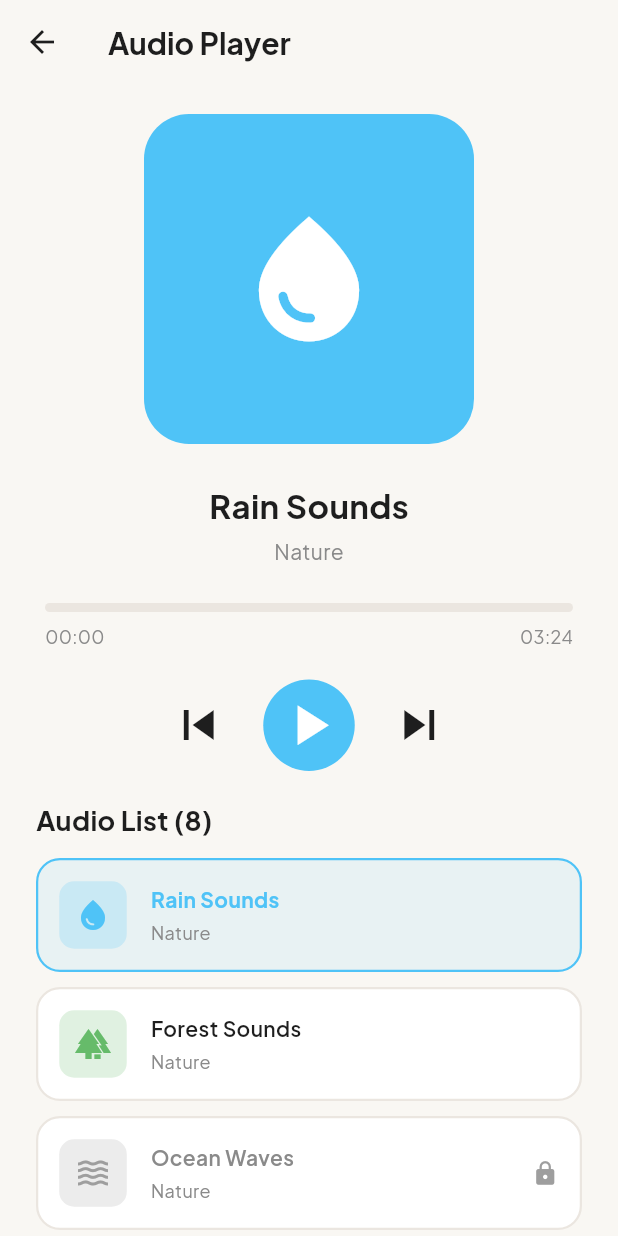
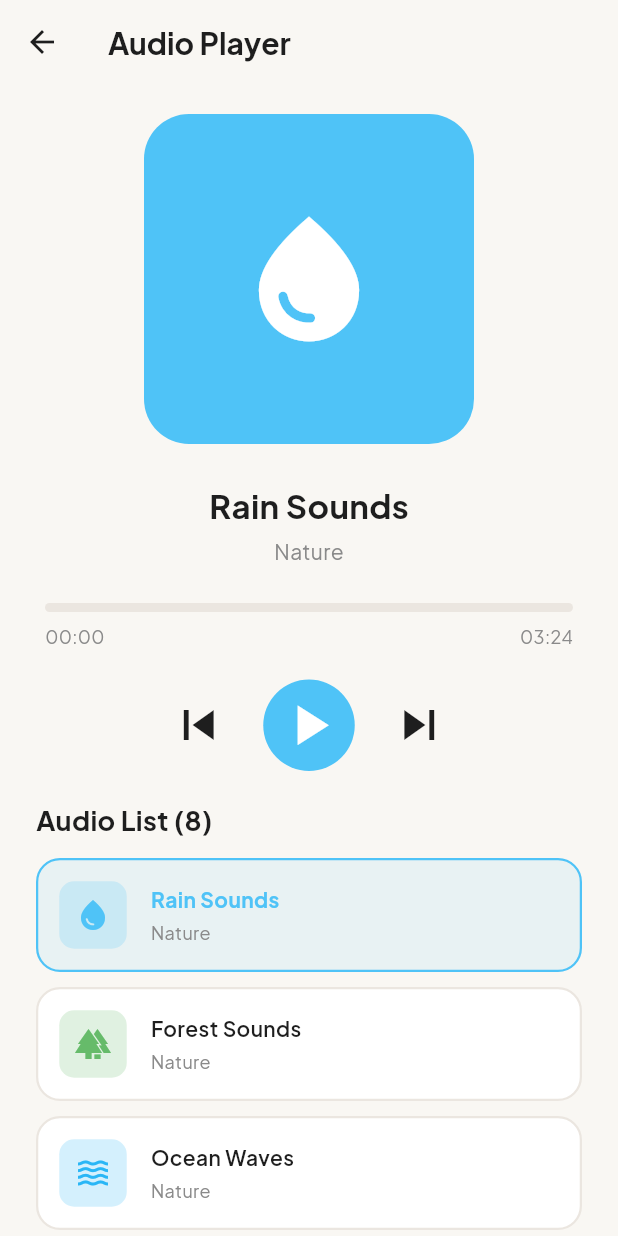
Before and after one commit to Rrahmania/Fokusin-APP, a Flutter app: the MusicPlayerScreen screen opened directly with sample values from the repository, after a tap on the "skip previous" icon, after a tap on "Rain Sounds", on a phone screen of 412 x 824 dp. Run offline on Flutter 3.47's test engine with Material 3 defaults, Android fonts, the phone set to English and light mode, and no system bars; our stand-ins replace audioplayers, google_fonts, google_generative_ai, shared_preferences; accounts and stored records are empty.

Commit message:
gang,profil,musik

```diff
--- a/lib/models/music_model.dart
+++ b/lib/models/music_model.dart
@@ -7,8 +7,8 @@ class MusicTrack {
   final int durationSeconds;
   final IconData icon;
   final Color color;
-  final int requiredXp;
-  final String filePath; // FITUR BARU: Path untuk memutar MP3
+  final int price; // 0 = Gratis
+  final String filePath;
 
   MusicTrack({
     required this.title,
@@ -18,17 +18,20 @@ class MusicTrack {
     required this.icon,
     required this.color,
     required this.filePath,
-    this.requiredXp = 0,
+    this.price = 0, // Default gratis
   });
 }
 
 final List<MusicTrack> defaultPlaylist = [
-  MusicTrack(title: 'Rain Sounds', artist: 'Nature', duration: '3:24', durationSeconds: 204, icon: Icons.water_drop, color: const Color(0xFF4FC3F7), filePath: 'music/Rain.mp3'),
-  MusicTrack(title: 'Forest Sounds', artist: 'Nature', duration: '2:57', durationSeconds: 177, icon: Icons.forest, color: const Color(0xFF66BB6A), filePath: 'music/forest.mp3'),
-  MusicTrack(title: 'Ocean Waves', artist: 'Nature', duration: '2:11', durationSeconds: 131, icon: Icons.waves, color: const Color(0xFF29B6F6), filePath: 'music/ocean.mp3', requiredXp: 200),
-  MusicTrack(title: 'Piano Relax', artist: 'Instrumental', duration: '2:02', durationSeconds: 122, icon: Icons.piano, color: const Color(0xFFBA68C8), filePath: 'music/piano.mp3', requiredXp: 200),
-  MusicTrack(title: 'Lo-Fi Beats', artist: 'Chill Vibes', duration: '2:24', durationSeconds: 144, icon: Icons.headphones, color: const Color(0xFFFFB74D), filePath: 'music/lo-fi_beats.mp3', requiredXp: 200),
-  MusicTrack(title: 'Coffee Shop', artist: 'Ambience', duration: '2:44', durationSeconds: 164, icon: Icons.local_cafe, color: const Color(0xFFA1887F), filePath: 'music/coffe.mp3', requiredXp: 200),
-  MusicTrack(title: 'Fireplace', artist: 'Ambience', duration: '4:55', durationSeconds: 295, icon: Icons.local_fire_department, color: const Color(0xFFFF7043), filePath: 'music/fireplace.mp3', requiredXp: 200),
-  MusicTrack(title: 'White Noise', artist: 'Focus', duration: '2:54', durationSeconds: 174, icon: Icons.graphic_eq, color: const Color(0xFF90A4AE), filePath: 'music/white_noise.mp3', requiredXp: 200),
+  // 4 MUSIK GRATIS
+  MusicTrack(title: 'Rain Sounds', artist: 'Nature', duration: '3:24', durationSeconds: 204, icon: Icons.water_drop, color: const Color(0xFF4FC3F7), filePath: 'music/Rain.mp3', price: 0),
+  MusicTrack(title: 'Forest Sounds', artist: 'Nature', duration: '2:57', durationSeconds: 177, icon: Icons.forest, color: const Color(0xFF66BB6A), filePath: 'music/forest.mp3', price: 0),
+  MusicTrack(title: 'Ocean Waves', artist: 'Nature', duration: '2:11', durationSeconds: 131, icon: Icons.waves, color: const Color(0xFF29B6F6), filePath: 'music/ocean.mp3', price: 0),
+  MusicTrack(title: 'Piano Relax', artist: 'Instrumental', duration: '2:02', durationSeconds: 122, icon: Icons.piano, color: const Color(0xFFBA68C8), filePath: 'music/piano.mp3', price: 0),
+
+  // 4 MUSIK PREMIUM (30 XP)
+  MusicTrack(title: 'Lo-Fi Beats', artist: 'Chill Vibes', duration: '2:24', durationSeconds: 144, icon: Icons.headphones, color: const Color(0xFFFFB74D), filePath: 'music/lo-fi_beats.mp3', price: 30),
+  MusicTrack(title: 'Coffee Shop', artist: 'Ambience', duration: '2:44', durationSeconds: 164, icon: Icons.local_cafe, color: const Color(0xFFA1887F), filePath: 'music/coffe.mp3', price: 30),
+  MusicTrack(title: 'Fireplace', artist: 'Ambience', duration: '4:55', durationSeconds: 295, icon: Icons.local_fire_department, color: const Color(0xFFFF7043), filePath: 'music/fireplace.mp3', price: 30),
+  MusicTrack(title: 'White Noise', artist: 'Focus', duration: '2:54', durationSeconds: 174, icon: Icons.graphic_eq, color: const Color(0xFF90A4AE), filePath: 'music/white_noise.mp3', price: 30),
 ];
--- a/lib/screens/music_player_screen.dart
+++ b/lib/screens/music_player_screen.dart
@@ -10,7 +10,6 @@ class MusicPlayerScreen extends StatelessWidget {
 
   @override
   Widget build(BuildContext context) {
-    // Jika pertama kali dibuka dengan lagu tertentu, pilih lagu tersebut
     if (initialTrack != null && MusicService.instance.current.title != initialTrack!.title) {
       final idx = MusicService.instance.playlist.indexWhere((t) => t.title == initialTrack!.title);
       if (idx >= 0) {
@@ -18,13 +17,14 @@ class MusicPlayerScreen extends StatelessWidget {
       }
     }
 
-    // ListenableBuilder memastikan UI terupdate saat musik berubah state
     return ListenableBuilder(
         listenable: MusicService.instance,
         builder: (context, _) {
           final service = MusicService.instance;
           final current = service.current;
-          final isLocked = service.userXp < current.requiredXp;
+
+          // CEK APAKAH TERKUNCI
+          final isLocked = current.price > 0 && !service.isTrackOwned(current.title);
 
           final totalSecs = service.totalDuration.inSeconds > 0
               ? service.totalDuration.inSeconds
@@ -59,7 +59,7 @@ class MusicPlayerScreen extends StatelessWidget {
                             children: [
                               const Icon(Icons.lock, color: Colors.white, size: 50),
                               const SizedBox(height: 8),
-                              Text('Butuh ${current.requiredXp} XP', style: const TextStyle(color: Colors.white, fontWeight: FontWeight.bold)),
+                              Text('Butuh ${current.price} XP', style: const TextStyle(color: Colors.white, fontWeight: FontWeight.bold)),
                             ],
                           ),
                         ),
@@ -98,19 +98,48 @@ class MusicPlayerScreen extends StatelessWidget {
                     ),
                   ),
                   const SizedBox(height: 20),
+
+                  // TOMBOL PLAY / BELI
                   Row(
                     mainAxisAlignment: MainAxisAlignment.center,
                     children: [
                       IconButton(iconSize: 40, onPressed: service.prev, icon: Icon(Icons.skip_previous, color: AppTheme.txt)),
                       const SizedBox(width: 15),
-                      Container(
-                        decoration: BoxDecoration(color: isLocked ? Colors.grey : current.color, shape: BoxShape.circle),
-                        child: IconButton(
-                          iconSize: 45,
-                          onPressed: isLocked ? null : service.togglePlay,
-                          icon: Icon(isLocked ? Icons.lock : (service.isPlaying ? Icons.pause : Icons.play_arrow), color: Colors.white),
+                      if (isLocked)
+                        ElevatedButton(
+                          onPressed: () async {
+                            bool success = await service.purchaseTrack(service.currentIndex);
+                            if (success) {
+                              service.togglePlay();
+                              if (context.mounted) {
+                                ScaffoldMessenger.of(context).showSnackBar(
+                                  const SnackBar(content: Text('Musik berhasil dibeli! 🎉'), backgroundColor: Colors.green),
+                                );
+                              }
+                            } else {
+                              if (context.mounted) {
+                                ScaffoldMessenger.of(context).showSnackBar(
+                                  const SnackBar(content: Text('XP tidak cukup untuk membeli musik ini.'), backgroundColor: Colors.red),
+                                );
+                              }
+                            }
+                          },
+                          style: ElevatedButton.styleFrom(
+                            backgroundColor: AppTheme.primary,
+                            padding: const EdgeInsets.symmetric(horizontal: 30, vertical: 15),
+                            shape: RoundedRectangleBorder(borderRadius: BorderRadius.circular(30)),
+                          ),
+                          child: Text('Beli - ${current.price} XP', style: const TextStyle(color: Colors.white, fontWeight: FontWeight.bold)),
+                        )
+                      else
+                        Container(
+                          decoration: BoxDecoration(color: current.color, shape: BoxShape.circle),
+                          child: IconButton(
+                            iconSize: 45,
+                            onPressed: service.togglePlay,
+                            icon: Icon(service.isPlaying ? Icons.pause : Icons.play_arrow, color: Colors.white),
+                          ),
                         ),
-                      ),
                       const SizedBox(width: 15),
                       IconButton(iconSize: 40, onPressed: service.next, icon: Icon(Icons.skip_next, color: AppTheme.txt)),
                     ],
@@ -132,10 +161,15 @@ class MusicPlayerScreen extends StatelessWidget {
                       itemBuilder: (context, i) {
                         final track = service.playlist[i];
                         final isCurrent = i == service.currentIndex;
-                        final trackLocked = service.userXp < track.requiredXp;
+                        final trackLocked = track.price > 0 && !service.isTrackOwned(track.title);
 
                         return GestureDetector(
-                          onTap: () => service.selectTrack(i),
+                          onTap: () {
+                            service.selectTrack(i);
+                            if (trackLocked) {
+                              service.stop();
+                            }
+                          },
                           child: Container(
                             margin: const EdgeInsets.only(bottom: 10),
                             padding: const EdgeInsets.all(14),
@@ -173,7 +207,7 @@ class MusicPlayerScreen extends StatelessWidget {
                                   ),
                                 ),
                                 if (trackLocked)
-                                  const Icon(Icons.lock, size: 18, color: Colors.grey)
+                                  Text('${track.price} XP', style: const TextStyle(fontSize: 12, fontWeight: FontWeight.bold, color: Colors.orange))
                                 else if (isCurrent && service.isPlaying)
                                   Icon(Icons.graphic_eq, color: current.color, size: 18),
                               ],
--- a/lib/services/music_service.dart
+++ b/lib/services/music_service.dart
@@ -3,12 +3,13 @@ import 'package:audioplayers/audioplayers.dart';
 import '../models/music_model.dart';
 import 'storage_service.dart';
 
-class MusicService extends ChangeNotifier {
+class MusicService extends ChangeNotifier with WidgetsBindingObserver {
   static final MusicService instance = MusicService._internal();
   MusicService._internal();
 
   final AudioPlayer _audioPlayer = AudioPlayer();
   List<MusicTrack> playlist = List.from(defaultPlaylist);
+  List<String> ownedTracks = []; // Menyimpan judul musik yang sudah dibeli permanen
   int currentIndex = 0;
   bool isPlaying = false;
   Duration currentPosition = Duration.zero;
@@ -18,30 +19,50 @@ class MusicService extends ChangeNotifier {
   bool _isInitialized = false;
   MusicTrack get current => playlist[currentIndex];
 
-  // Fungsi inisialisasi dipanggil sekali di main.dart
   void init() {
     if (_isInitialized) return;
     _isInitialized = true;
+
+    // Daftarkan observer untuk memantau jika aplikasi masuk background
+    WidgetsBinding.instance.addObserver(this);
+
     _setupAudioContext();
     _setupAudioListeners();
     _loadSaved();
   }
 
+  @override
+  void didChangeAppLifecycleState(AppLifecycleState state) {
+    super.didChangeAppLifecycleState(state);
+
+    // Jika aplikasi di-minimize atau tidak aktif, pause musik
+    if (state == AppLifecycleState.paused || state == AppLifecycleState.inactive) {
+      if (isPlaying) {
+        _audioPlayer.pause();
+      }
+    }
+  }
+
   void _setupAudioContext() {
+    // DIBUNGKUS TRY-CATCH UNTUK MENCEGAH CRASH DI IOS
+    try {
       _audioPlayer.setAudioContext(AudioContext(
         android: const AudioContextAndroid(
           isSpeakerphoneOn: true,
           audioMode: AndroidAudioMode.normal,
-        stayAwake: true,
+          stayAwake: false,
           contentType: AndroidContentType.music,
           usageType: AndroidUsageType.media,
           audioFocus: AndroidAudioFocus.gain,
         ),
         iOS: AudioContextIOS(
-        category: AVAudioSessionCategory.playback,
+          category: AVAudioSessionCategory.ambient,
           options: const {AVAudioSessionOptions.mixWithOthers},
         ),
       ));
+    } catch (e) {
+      debugPrint("Gagal set AudioContext: $e");
+    }
   }
 
   void _setupAudioListeners() {
@@ -67,12 +88,32 @@ class MusicService extends ChangeNotifier {
 
   Future<void> _loadSaved() async {
     userXp = await StorageService.loadXp();
+    ownedTracks = await StorageService.loadOwnedMusic();
     final saved = await StorageService.loadSelectedMusic();
     final idx = playlist.indexWhere((t) => t.title == saved);
     if (idx >= 0) {
       currentIndex = idx;
     }
     _prepareTrack(currentIndex, autoPlay: false);
+  }
+
+  bool isTrackOwned(String title) {
+    return ownedTracks.contains(title);
+  }
+
+  Future<bool> purchaseTrack(int index) async {
+    final track = playlist[index];
+    if (track.price <= 0 || ownedTracks.contains(track.title)) return true;
+
+    final currentXp = await StorageService.loadXp();
+    if (currentXp < track.price) return false;
+
+    await StorageService.saveXp(currentXp - track.price);
+    userXp = currentXp - track.price;
+    ownedTracks.add(track.title);
+    await StorageService.saveOwnedMusic(ownedTracks);
+    notifyListeners();
+    return true;
   }
 
   Future<void> _prepareTrack(int index, {bool autoPlay = true}) async {
@@ -82,12 +123,15 @@ class MusicService extends ChangeNotifier {
     totalDuration = Duration(seconds: current.durationSeconds);
     notifyListeners();
 
-    if (autoPlay && userXp >= current.requiredXp) {
+    if (autoPlay) {
       playAudio();
     }
   }
 
-  Future<void> playAudio() async {
+  Future<void> playAudio({bool forcePlay = false}) async {
+    // Jika bukan forcePlay (bukan dari Gang), cek apakah dia berhak memutar
+    if (!forcePlay && current.price > 0 && !isTrackOwned(current.title)) return;
+
     try {
       await _audioPlayer.play(AssetSource(current.filePath));
       StorageService.saveSelectedMusic(current.title);
@@ -96,14 +140,14 @@ class MusicService extends ChangeNotifier {
     }
   }
 
-  void togglePlay() {
-    if (userXp < current.requiredXp) return;
+  void togglePlay({bool forcePlay = false}) {
+    if (!forcePlay && current.price > 0 && !isTrackOwned(current.title)) return;
 
     if (isPlaying) {
       _audioPlayer.pause();
     } else {
       if (currentPosition == Duration.zero) {
-        playAudio();
+        playAudio(forcePlay: forcePlay);
       } else {
         _audioPlayer.resume();
       }
@@ -120,8 +164,16 @@ class MusicService extends ChangeNotifier {
     _prepareTrack(prevIndex);
   }
 
-  void selectTrack(int index) {
-    _prepareTrack(index);
+  void selectTrack(int index, {bool forcePlay = false}) {
+    _prepareTrack(index, autoPlay: forcePlay);
+    if (!forcePlay) {
+      // Jika dipilih dari beranda dan belum beli, jangan autoplay
+      if (current.price > 0 && !isTrackOwned(current.title)) {
+        _audioPlayer.pause();
+      } else {
+        playAudio();
+      }
+    }
   }
 
   void stop() {
@@ -129,4 +181,11 @@ class MusicService extends ChangeNotifier {
     isPlaying = false;
     notifyListeners();
   }
+
+  @override
+  void dispose() {
+    WidgetsBinding.instance.removeObserver(this);
+    _audioPlayer.dispose();
+    super.dispose();
   }
+}
--- a/lib/services/storage_service.dart
+++ b/lib/services/storage_service.dart
@@ -21,7 +21,8 @@ class StorageService {
   static const String _keyCurrentUserEmail = 'current_user_email';
   static const String _keyOwnedFrames = 'owned_frames';
   static const String _keyEquippedFrame = 'equipped_frame';
-  static const String _keyOwnedThemes = 'owned_theme_colors'; // BARU
+  static const String _keyOwnedThemes = 'owned_theme_colors';
+  static const String _keyOwnedMusic = 'owned_music_tracks'; // BARU
 
   static const String _keyStreakFreeze = 'streak_freeze_active';
   static const String _keyThemeColor = 'theme_color_index';
@@ -261,7 +262,6 @@ class StorageService {
     return prefs.getInt(_keyThemeColor) ?? 0;
   }
 
-  // --- FUNGSI BARU UNTUK TEMA WARNA ---
   static Future<List<int>> loadOwnedThemes() async {
     final prefs = await SharedPreferences.getInstance();
     final list = prefs.getStringList(_keyOwnedThemes);
@@ -273,7 +273,18 @@ class StorageService {
     final prefs = await SharedPreferences.getInstance();
     await prefs.setStringList(_keyOwnedThemes, themes.map((e) => e.toString()).toList());
   }
-  // -------------------------------------
+
+  // --- FUNGSI BARU UNTUK MUSIK ---
+  static Future<List<String>> loadOwnedMusic() async {
+    final prefs = await SharedPreferences.getInstance();
+    return prefs.getStringList(_keyOwnedMusic) ?? [];
+  }
+
+  static Future<void> saveOwnedMusic(List<String> titles) async {
+    final prefs = await SharedPreferences.getInstance();
+    await prefs.setStringList(_keyOwnedMusic, titles);
+  }
+  // -------------------------------
 
   static Future<void> checkStreakStatus() async {
     final prefs = await SharedPreferences.getInstance();
```
Also changed, not shown: lib/main.dart (+10 -1 lines), lib/screens/gang_timer_screen.dart (+8 -6 lines), assets/images/frustrated.jpeg, assets/images/happy.jpeg, assets/images/sad.jpg, 3 other files. Lines whose indentation alone changed are shown as unchanged.
